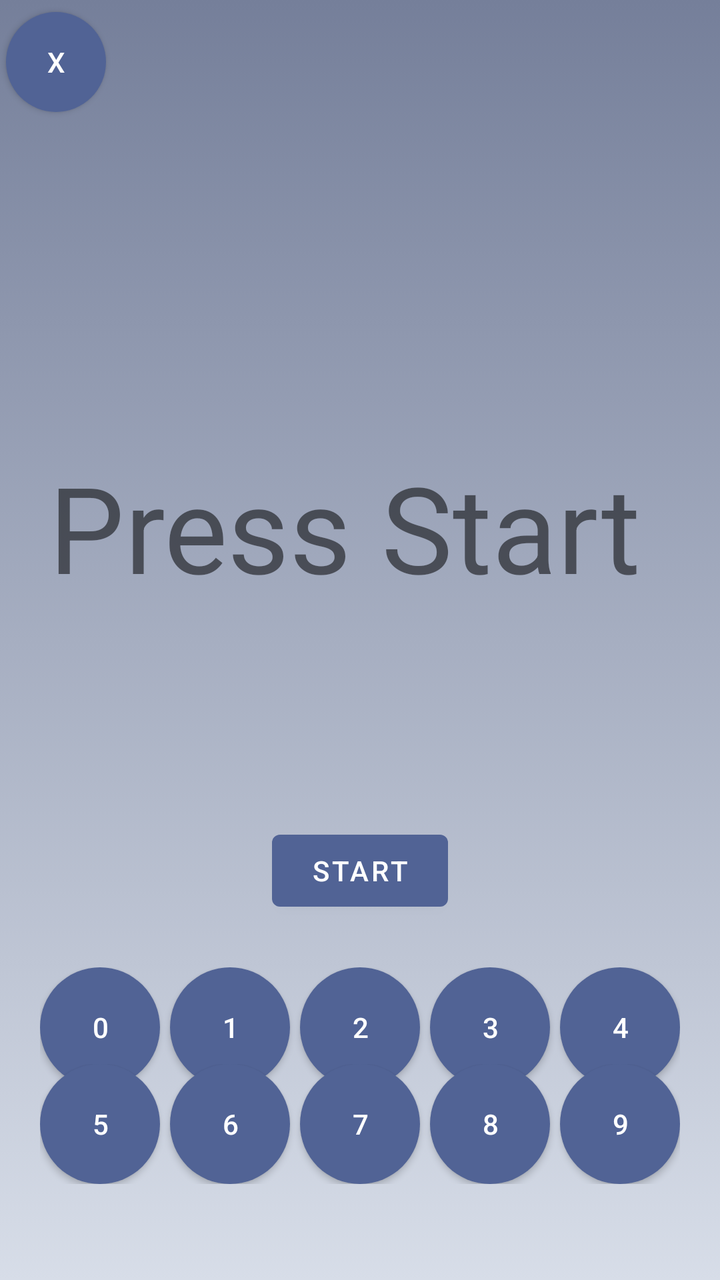
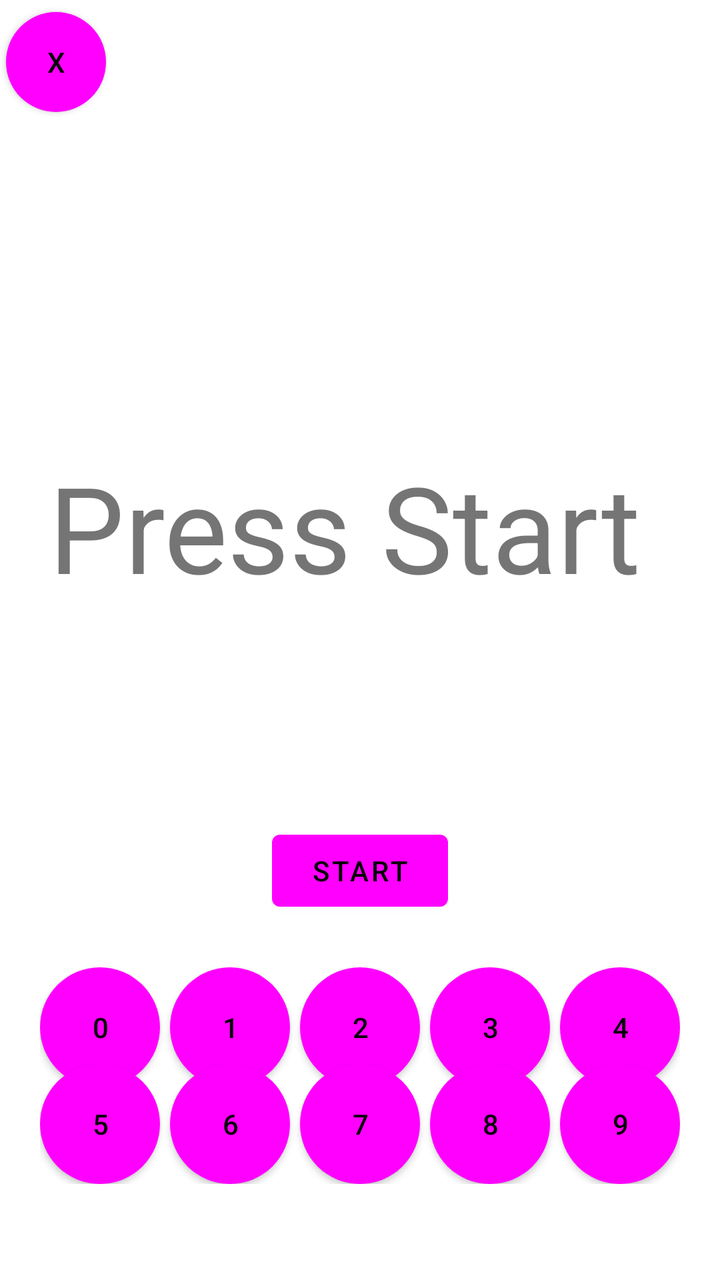

Compare the two renders of this Android layout. The source of the first and the diff that turns it into the second are given below.
<!-- AndroidManifest.xml: application theme Theme.SELab23B02 -->
<!-- res/layout/activity_digit_span_task.xml -->
<?xml version="1.0" encoding="utf-8"?>
<androidx.constraintlayout.widget.ConstraintLayout
    xmlns:android="http://schemas.android.com/apk/res/android"
    xmlns:tools="http://schemas.android.com/tools"
    xmlns:app="http://schemas.android.com/apk/res-auto"
    android:layout_width="match_parent"
    android:layout_height="match_parent"
    tools:context=".DigitSpanTaskActivity"
    android:background="@drawable/navigation_bar_background">


    <TextView
        android:layout_width="match_parent"
        android:layout_height="wrap_content"
        app:layout_constraintRight_toRightOf="parent"
        app:layout_constraintLeft_toLeftOf="parent"
        app:layout_constraintTop_toTopOf="parent"
        app:layout_constraintBottom_toTopOf="@+id/numberView"
        android:gravity="center"
        android:textSize="20sp"
        android:id="@+id/inputView"/>
    <TextView
        android:id="@+id/numberView"
        android:layout_width="312dp"
        android:layout_height="247dp"
        android:layout_marginTop="140dp"
        android:text="Press Start "
        app:layout_constraintHorizontal_bias="0.494"
        app:layout_constraintLeft_toLeftOf="parent"
        app:layout_constraintRight_toRightOf="parent"
        app:layout_constraintTop_toTopOf="parent"
        android:gravity="center"
        android:textSize="60sp"/>

    <Button
        android:id="@+id/startButton"
        android:layout_width="wrap_content"
        android:layout_height="wrap_content"
        android:text="Start"
        app:layout_constraintRight_toRightOf="parent"
        app:layout_constraintLeft_toLeftOf="parent"
        app:layout_constraintBottom_toTopOf="@+id/button_row1"
        app:layout_constraintTop_toBottomOf="@+id/numberView"
        android:onClick="startButtonClicked"
        />

    <LinearLayout
        android:id="@+id/button_row1"
        android:layout_width="wrap_content"
        android:layout_height="wrap_content"
        android:orientation="horizontal"
        android:gravity="center"
        app:layout_constraintTop_toBottomOf="@+id/numberView"
        app:layout_constraintBottom_toBottomOf="parent"
        app:layout_constraintRight_toRightOf="parent"
        app:layout_constraintLeft_toLeftOf="parent"
        android:showDividers="middle"
        android:divider="@drawable/divider">


    <Button
        android:id="@+id/button0"
        android:layout_width="60dp"
        android:layout_height="60dp"
        android:background="@drawable/round_button"
        android:text="0"
        app:layout_constraintBottom_toBottomOf="parent"
        app:layout_constraintLeft_toLeftOf="parent"
        app:layout_constraintRight_toRightOf="parent"
        app:layout_constraintTop_toTopOf="parent"/>

    <Button
        android:id="@+id/button1"
        android:layout_width="60dp"
        android:layout_height="60dp"
        android:background="@drawable/round_button"
        android:text="1"
        tools:layout_editor_absoluteX="118dp"
        tools:layout_editor_absoluteY="513dp"
        app:layout_constraintLeft_toRightOf="@+id/button0"
        app:layout_constraintRight_toLeftOf="@+id/button2"
        app:layout_constraintTop_toTopOf="parent"
        app:layout_constraintBottom_toBottomOf="parent"/>

    <Button
        android:id="@+id/button2"
        android:layout_width="60dp"
        android:layout_height="60dp"
        android:background="@drawable/round_button"
        android:text="2"
        tools:layout_editor_absoluteX="178dp"
        tools:layout_editor_absoluteY="513dp"
        app:layout_constraintBottom_toBottomOf="parent"
        app:layout_constraintLeft_toRightOf="@id/button1"
        app:layout_constraintRight_toLeftOf="@+id/button3"
        app:layout_constraintTop_toTopOf="parent"/>


    <Button
        android:id="@+id/button3"
        android:layout_width="60dp"
        android:layout_height="60dp"
        android:background="@drawable/round_button"
        android:text="3"
        tools:layout_editor_absoluteX="358dp"
        tools:layout_editor_absoluteY="336dp"
        app:layout_constraintLeft_toRightOf="@id/button2"
        app:layout_constraintRight_toLeftOf="@+id/button4"
        app:layout_constraintTop_toTopOf="parent"
        app:layout_constraintBottom_toBottomOf="parent" />

    <Button
        android:id="@+id/button4"
        android:layout_width="60dp"
        android:layout_height="60dp"
        android:background="@drawable/round_button"
        android:text="4"
        tools:layout_editor_absoluteX="298dp"
        tools:layout_editor_absoluteY="513dp"
        app:layout_constraintLeft_toRightOf="@id/button3"
        app:layout_constraintRight_toRightOf="parent"
        app:layout_constraintTop_toTopOf="parent"
        app:layout_constraintBottom_toBottomOf="parent"/>
    </LinearLayout>

    <LinearLayout
        android:layout_width="wrap_content"
        android:layout_height="wrap_content"
        android:orientation="horizontal"
        app:layout_constraintTop_toBottomOf="@+id/button_row1"
        app:layout_constraintBottom_toBottomOf="parent"
        app:layout_constraintRight_toRightOf="parent"
        app:layout_constraintLeft_toLeftOf="parent"
        android:showDividers="middle"
        android:divider="@drawable/divider"
        android:layout_marginTop="-60dp">

    <Button
        android:id="@+id/button5"
        android:layout_width="60dp"
        android:layout_height="60dp"
        android:background="@drawable/round_button"
        android:text="5"
        tools:layout_editor_absoluteX="57dp"
        tools:layout_editor_absoluteY="573dp" />

    <Button
        android:id="@+id/button6"
        android:layout_width="60dp"
        android:layout_height="60dp"
        android:background="@drawable/round_button"
        android:text="6"
        tools:layout_editor_absoluteX="117dp"
        tools:layout_editor_absoluteY="573dp" />

    <Button
        android:id="@+id/button7"
        android:layout_width="60dp"
        android:layout_height="60dp"
        android:background="@drawable/round_button"
        android:text="7"
        tools:layout_editor_absoluteX="177dp"
        tools:layout_editor_absoluteY="573dp" />

    <Button
        android:id="@+id/button8"
        android:layout_width="60dp"
        android:layout_height="60dp"
        android:background="@drawable/round_button"
        android:text="8"
        tools:layout_editor_absoluteX="237dp"
        tools:layout_editor_absoluteY="573dp" />

    <Button
        android:id="@+id/button9"
        android:layout_width="60dp"
        android:layout_height="60dp"
        android:background="@drawable/round_button"
        android:text="9"
        tools:layout_editor_absoluteX="298dp"
        tools:layout_editor_absoluteY="573dp"
        />
    </LinearLayout>

    <Button
        android:layout_width="50dp"
        android:layout_height="50dp"
        android:background="@drawable/round_button"
        android:text="x"
        app:layout_constraintHorizontal_bias="0.01"
        app:layout_constraintVertical_bias="0.01"
        app:layout_constraintLeft_toLeftOf="parent"
        app:layout_constraintRight_toRightOf="parent"
        app:layout_constraintTop_toTopOf="parent"
        app:layout_constraintBottom_toBottomOf="parent"
        android:id="@+id/exitButton"
        android:onClick="exitButtonClicked"/>


</androidx.constraintlayout.widget.ConstraintLayout>
<!-- resources referenced by this layout -->
<resources>
  <!-- drawable divider (drawable) -->
  <?xml version="1.0" encoding="utf-8"?>
  <shape xmlns:android="http://schemas.android.com/apk/res/android">
      <size
          android:height="10dp"
          android:width="5dp"
          />
  </shape>
  <!-- drawable navigation_bar_background (drawable) -->
  <?xml version="1.0" encoding="utf-8"?>
  <selector xmlns:android="http://schemas.android.com/apk/res/android">
      <item>
          <shape>
              <gradient
                  android:type="linear"
                  android:startColor="#757F9A"
                  android:endColor="#D7DDE8"
                  android:angle="270"
                  />
          </shape>
      </item>
  </selector>
  <!-- drawable round_button (drawable) -->
  <?xml version="1.0" encoding="utf-8"?>
  <shape xmlns:android="http://schemas.android.com/apk/res/android"
      android:shape="oval">
      <solid android:color="@color/accent_color"/>
  </shape>
  <style name="Theme.SELab23B02" parent="Theme.MaterialComponents.DayNight.DarkActionBar">
          
          <item name="colorPrimary">@color/accent_color</item>
          <item name="colorPrimaryVariant">@color/accent_color</item>
          <item name="colorOnPrimary">@color/white</item>
          
          <item name="colorSecondary">@color/teal_200</item>
          <item name="colorSecondaryVariant">@color/teal_700</item>
          <item name="colorOnSecondary">@color/black</item>
          
          <item name="android:statusBarColor">?attr/colorPrimaryVariant</item>
          
      </style>
  <color name="accent_color">#516395</color>
  <color name="white">#FFFFFFFF</color>
  <color name="teal_200">#FF03DAC5</color>
  <color name="teal_700">#FF018786</color>
  <color name="black">#FF000000</color>
</resources>

<!-- the commit's change to res/layout/activity_digit_span_task.xml (unified diff, before → after) -->
@@ -6,7 +6,7 @@
     android:layout_width="match_parent"
     android:layout_height="match_parent"
     tools:context=".DigitSpanTaskActivity"
-    android:background="@drawable/navigation_bar_background">
+    android:id="@+id/digitSpanTaskActivity">
 
 
     <TextView
<!-- resource entries referenced after the edit -->
@@ -8,20 +8,6 @@
           android:width="5dp"
           />
   </shape>
-  <!-- drawable navigation_bar_background (drawable) -->
-  <?xml version="1.0" encoding="utf-8"?>
-  <selector xmlns:android="http://schemas.android.com/apk/res/android">
-      <item>
-          <shape>
-              <gradient
-                  android:type="linear"
-                  android:startColor="#757F9A"
-                  android:endColor="#D7DDE8"
-                  android:angle="270"
-                  />
-          </shape>
-      </item>
-  </selector>
   <!-- drawable round_button (drawable) -->
   <?xml version="1.0" encoding="utf-8"?>
   <shape xmlns:android="http://schemas.android.com/apk/res/android"
@@ -30,9 +16,9 @@
   </shape>
   <style name="Theme.SELab23B02" parent="Theme.MaterialComponents.DayNight.DarkActionBar">
           
-          <item name="colorPrimary">@color/accent_color</item>
+          <item name="colorPrimary">@color/off_white</item>
           <item name="colorPrimaryVariant">@color/accent_color</item>
-          <item name="colorOnPrimary">@color/white</item>
+          <item name="colorOnPrimary">@color/black</item>
           
           <item name="colorSecondary">@color/teal_200</item>
           <item name="colorSecondaryVariant">@color/teal_700</item>
@@ -42,7 +28,6 @@
           
       </style>
   <color name="accent_color">#516395</color>
-  <color name="white">#FFFFFFFF</color>
   <color name="teal_200">#FF03DAC5</color>
   <color name="teal_700">#FF018786</color>
   <color name="black">#FF000000</color>
